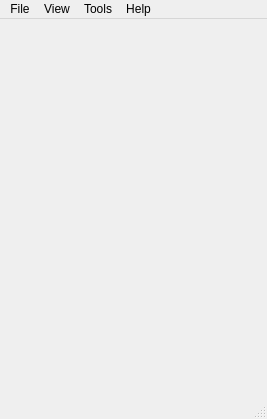
Qt form src/qt/ui/pd.ui (maidsafe-archive/MaidSafe-Encrypt) before a commit.
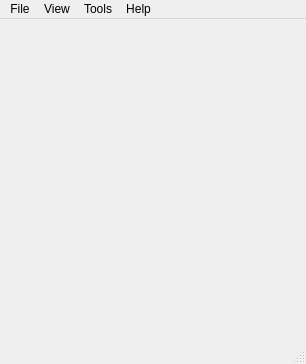
The same form after that commit.

Diff of the .ui file:
```diff
--- a/src/qt/ui/pd.ui
+++ b/src/qt/ui/pd.ui
@@ -6,8 +6,8 @@
    <rect>
     <x>0</x>
     <y>0</y>
-    <width>267</width>
-    <height>419</height>
+    <width>306</width>
+    <height>364</height>
    </rect>
   </property>
   <property name="sizePolicy">
@@ -58,8 +58,8 @@
     <rect>
      <x>0</x>
      <y>0</y>
-     <width>267</width>
-     <height>25</height>
+     <width>306</width>
+     <height>21</height>
     </rect>
    </property>
    <property name="sizePolicy">
```
Left out of the diff: 53 changed lines with no effect on the pictures.
